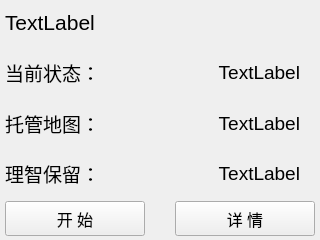
This is resources/ui/UI_GameCard.ui in Chr0nixz/Closure as Qt 5 draws it before an edit. The edited form follows.
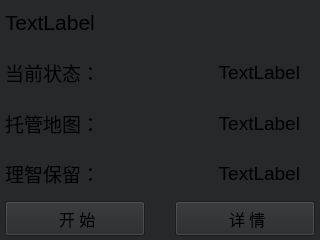
This is the edited form.

```diff
--- a/resources/ui/UI_GameCard.ui
+++ b/resources/ui/UI_GameCard.ui
@@ -13,6 +13,9 @@
   <property name="windowTitle">
    <string>Form</string>
   </property>
+  <property name="styleSheet">
+   <string notr="true">background-color: #25292C</string>
+  </property>
   <widget class="QWidget" name="horizontalLayoutWidget">
    <property name="geometry">
     <rect>
@@ -206,7 +209,13 @@
            </font>
           </property>
           <property name="text">
-           <string>开 始</string>
+           <string> 开 始</string>
+          </property>
+          <property name="iconSize">
+           <size>
+            <width>16</width>
+            <height>16</height>
+           </size>
           </property>
          </widget>
         </item>
@@ -230,7 +239,13 @@
            </font>
           </property>
           <property name="text">
-           <string>详 情</string>
+           <string> 详 情</string>
+          </property>
+          <property name="iconSize">
+           <size>
+            <width>20</width>
+            <height>20</height>
+           </size>
           </property>
          </widget>
         </item>
```
